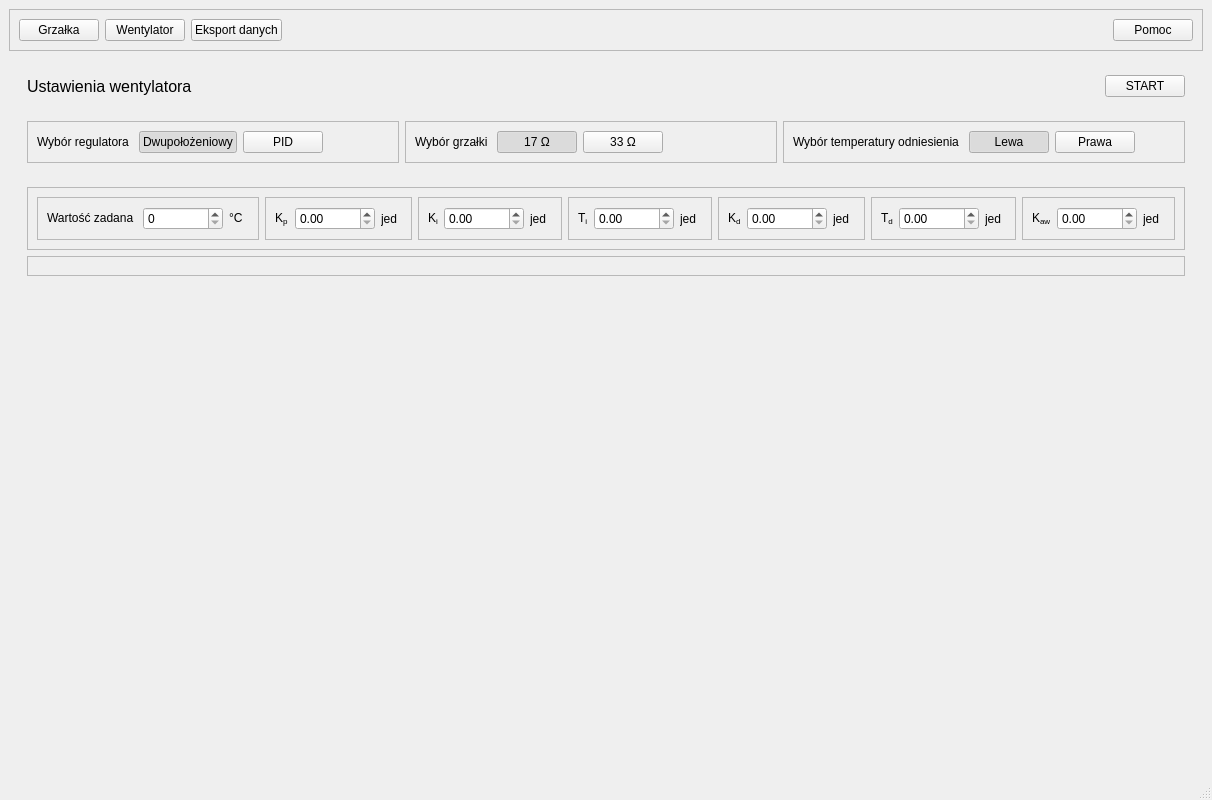
This is form.ui in szymonhrehorowicz/eng_thesis_app as Qt 5 draws it before an edit. The edited form follows.
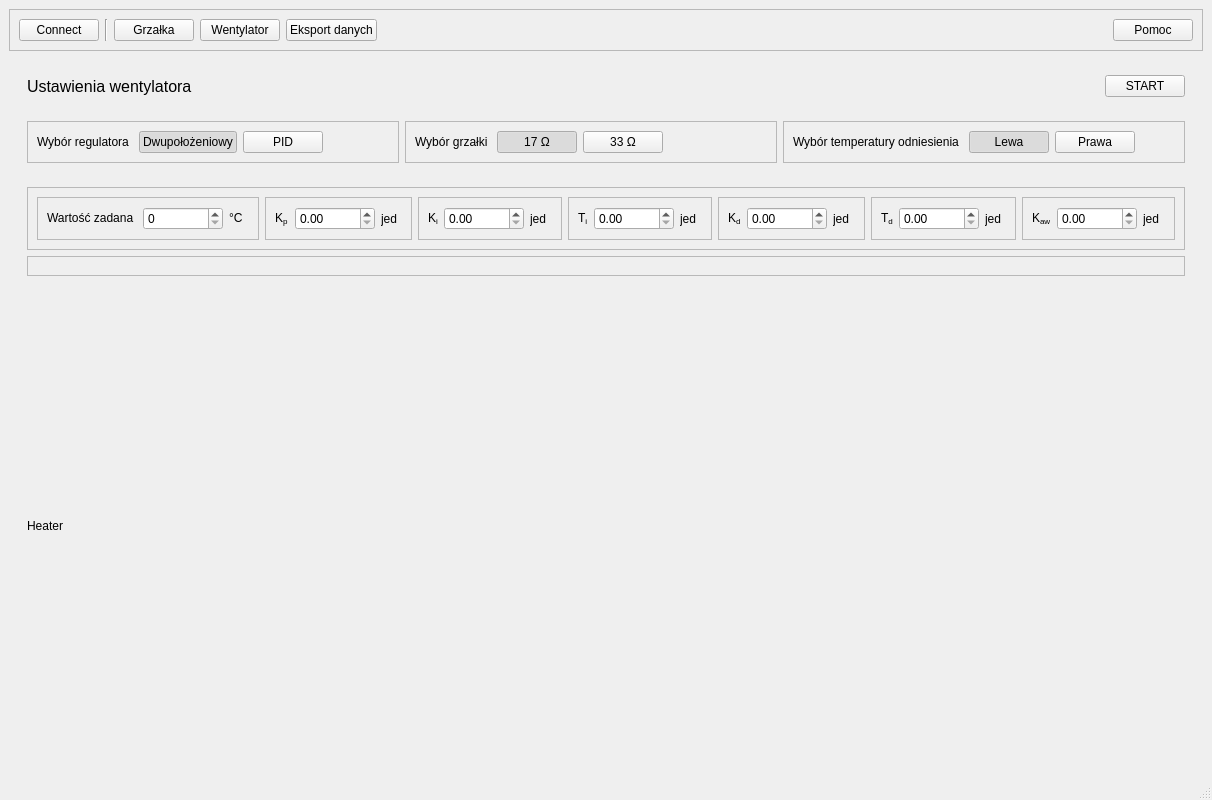
This is the edited form. The open tabs and pages were chosen to show the change.

Diff of the .ui file:
```diff
--- a/form.ui
+++ b/form.ui
@@ -27,6 +27,23 @@
        <enum>QFrame::Raised</enum>
       </property>
       <layout class="QHBoxLayout" name="horizontalLayout">
+       <item>
+        <widget class="QPushButton" name="btnConnect">
+         <property name="text">
+          <string>Connect</string>
+         </property>
+         <property name="checkable">
+          <bool>true</bool>
+         </property>
+        </widget>
+       </item>
+       <item>
+        <widget class="Line" name="line">
+         <property name="orientation">
+          <enum>Qt::Vertical</enum>
+         </property>
+        </widget>
+       </item>
        <item>
         <widget class="QPushButton" name="btnHeaterControls">
          <property name="sizePolicy">
@@ -1532,7 +1549,17 @@
           <widget class="QWidget" name="FanGraphs">
            <layout class="QVBoxLayout" name="verticalLayout_4"/>
           </widget>
-          <widget class="QWidget" name="HeaterGraphs"/>
+          <widget class="QWidget" name="HeaterGraphs">
+           <layout class="QVBoxLayout" name="verticalLayout_8">
+            <item>
+             <widget class="QLabel" name="label_46">
+              <property name="text">
+               <string>Heater</string>
+              </property>
+             </widget>
+            </item>
+           </layout>
+          </widget>
          </widget>
         </item>
        </layout>
```
Left out of the diff: 14 changed lines with no effect on the pictures.
